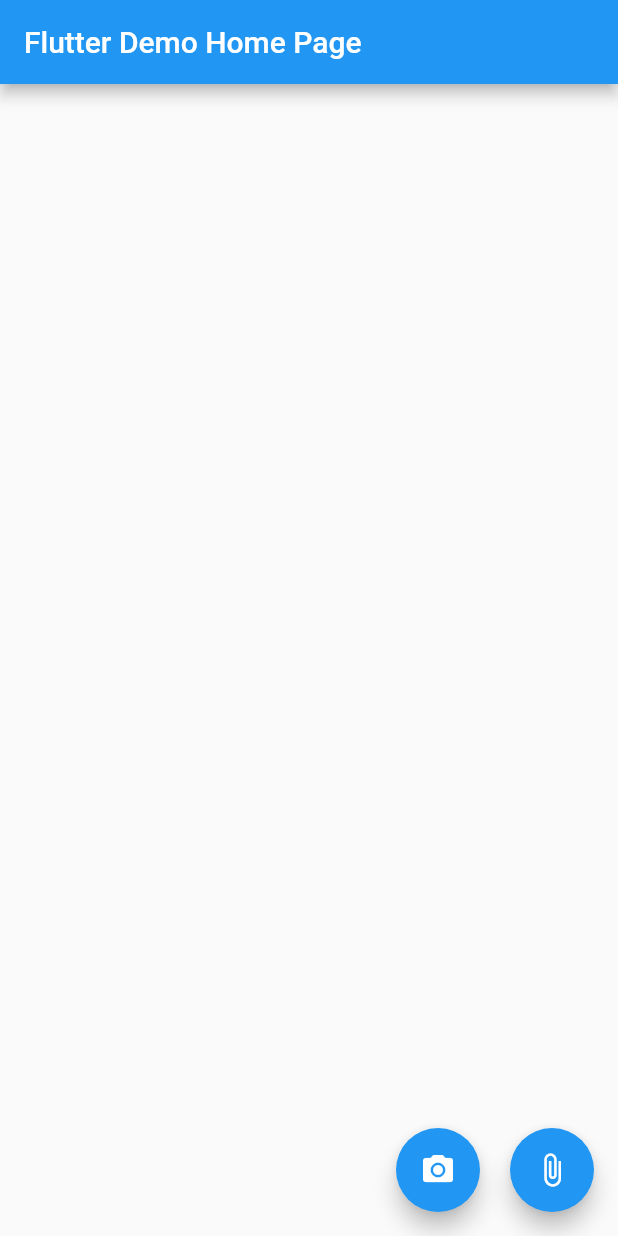
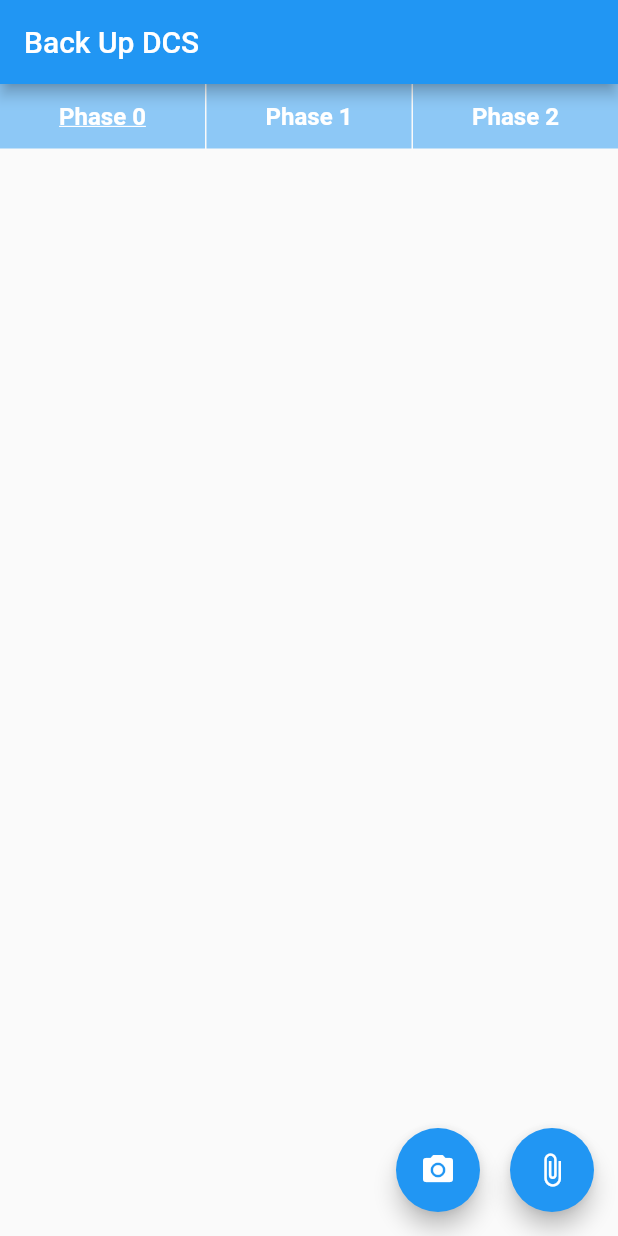
Before and after one commit to amirmm75/ocr_data_extractor, a Flutter app: the screen it shows after launch, on a phone screen of 412 x 824 dp. Run offline on Flutter 3.47's test engine with Material 2 defaults, Android fonts, the phone set to English and light mode, and no system bars; our stand-ins replace get, image_picker, string_validator; missing offline and left inert: camerakit, ocrkit, string_similarity.

```diff
--- /dev/null
+++ b/example/lib/classes.dart
@@ -0,0 +1,48 @@
+class BackUpOCRPassenger {
+  String fName = '';
+  String lName = '';
+  String name = '';
+  String seat = '';
+  int seq = 0;
+  String weight = '';
+  String count = '';
+  String bag = '';
+
+  BackUpOCRPassenger(
+      {required this.name,
+      required this.fName,
+      required this.lName,
+      required this.seat,
+      required this.seq,
+      required this.weight,
+      required this.count,
+      required this.bag});
+
+  BackUpOCRPassenger.fromJson(Map<String, dynamic> json) {
+    name = json["FullName"];
+    fName = json["FirstName"];
+    lName = json["LastName"];
+    seat = json["Seat"];
+    seq = int.tryParse(json["Seq"].toString()) ?? 0;
+    weight = json["Weight"];
+    count = json["Count"];
+    bag = "${json["Count"]}/${json["Weight"]}";
+  }
+
+  Map<String, dynamic> toJson() {
+    final Map<String, dynamic> data = <String, dynamic>{};
+    data['FirstName'] = fName;
+    data['LastName'] = lName;
+    data['FullName'] = name;
+    data['Seat'] = seat;
+    data['Seq'] = seq;
+    data['Weight'] = weight;
+    data['Count'] = count;
+    return data;
+  }
+
+  @override
+  String toString() {
+    return "$name--Seat:$seat--Seq:${seq.toString()}--Bag:$bag";
+  }
+}
--- /dev/null
+++ b/example/lib/consts.dart
@@ -0,0 +1,159 @@
+class StaticLists {
+  StaticLists._();
+
+  static const List<String> names = [
+    "ALVES NOAH",
+    "AMATO ROSALIE",
+    "ANDRE ANA",
+    "BANDERAS LILIAN",
+    "BENEDETTI LUIS",
+    "BERNARD JACK",
+    "BERNARDI SEBASTIAN",
+    "BERTRAND MARIA",
+    "BIANCHI ELIJAH",
+    "BIANCO CHARLIE",
+    "BISHOP SARAH",
+    "BONNET MILA",
+    "BONNET GIORGIA",
+    "BROWN OLIVIA",
+    "BRUNO LOGAN",
+    "CAPUTO LEA",
+    "CARBONE RAMON",
+    "CLARK MELODY",
+    "CLARKE HUGO",
+    "COLOMBO MASON",
+    "CONTI EMMA",
+    "COPPOLA ALICE",
+    "COSTA ARTHUR",
+    "COSTA OLIVIA",
+    "DAMICO JAMES",
+    "DAVID EMILIA",
+    "DAVIES ELLA",
+    "DE ANGELIS CHARLOTTE",
+    "DE LUCA DANIEL",
+    "DE ROSA GABRIELLE",
+    "DUBOIS HARRY",
+    "DUPONT EMILY",
+    "DUPONT AURORA",
+    "DURAND WILLIAM",
+    "ESPOSITO BENJAMIN",
+    "EVANS ANNA",
+    "FABBRI BEATRICE",
+    "FARINA LIAM",
+    "FERNANDES ALEJANDRO",
+    "FERRARI OLIVER",
+    "FERRARO WILLIAM",
+    "FERREIRA LEO",
+    "FERRI OLIVIA",
+    "FIORE WIDELENE",
+    "FOSTER SANDRA",
+    "FOURNIER CAROLINA",
+    "FOURNIER AMELIA",
+    "FRANCOIS ALICE",
+    "GALLO MICHAEL",
+    "GARCIA HANNAH",
+    "GATTI ZOE",
+    "GELLER ROSS",
+    "GELLER MONICA",
+    "GIORDANO ISABELLA",
+    "GIRARD EVELYN",
+    "GIRARD BEATRIZ",
+    "GIULIANI VALENTINA",
+    "GOMES ALVARO",
+    "GONCALVES ADRIAN",
+    "GRASSI STEVENSON",
+    "GRASSO MIGUEL",
+    "GRECO ETHAN",
+    "GREEN LEONIE",
+    "GREEN MARIA",
+    "HALL ZLATA",
+    "HELLMUTH CHRISTOPHER",
+    "HILL ANGEL",
+    "HUDSON JOHN",
+    "JACK JONNY",
+    "JACKSON LUCAS",
+    "JESUS PABLO",
+    "JOHNSON AVA",
+    "JONES GRETA",
+    "LAMBERT ELIZABETH",
+    "LAMBERT GIUIA",
+    "LAURENT MARIA",
+    "LEE BOB",
+    "LEFEBVRE MIA",
+    "LEFEVRE SOFIA",
+    "LEROY SOPHIE",
+    "LOMBARDI CHARLOTTE",
+    "LOMBARDO LEA",
+    "LONG VISHA",
+    "LOPES DAVID",
+    "LUE CHIN",
+    "MANCINI AVA",
+    "MARINI EMMA",
+    "MARINO JACOB",
+    'MARQUES LIAM',
+    "MARTIN OLIVER",
+    "MARTINEZ ELLA",
+    "MARTINEZ MARTINA",
+    "MARTINO AGUSTÍN",
+    "MARTINS DANIEL",
+    'MAZZA SOFIA',
+    "MENDY THIAGO",
+    "MERCIER SOFIA",
+    "MERCIER ABIGAIL",
+    "MICHEL EMMA",
+    "MILLER ASHLEY",
+    "MONTI AGUSTÍN",
+    "MOREAU MARIE",
+    "MOREL HARPER",
+    "MOREL MARIANA",
+    "MORELLI DANIEL",
+    "NEGREANU TIM",
+    "NEGREDO DANIEL",
+    "OLIVEIRA LOUIS",
+    "PALUMBO SANTIAGO",
+    "PARISI FLORENCE",
+    "PELLEGRINI NOAH",
+    "PELLEGRINO XIMENA",
+    "PEREIRA GABRIEL",
+    "PETIT NOAH",
+    "RICCI ALEXANDER",
+    "RICHARD CHARLIE",
+    "RIZZI MARIA",
+    "RIZZO SOPHIA",
+    "ROBERT JACOB",
+    "ROBERTS VERONIKA",
+    "ROBINSON JESSICA",
+    "RODRIGUES HUGO",
+    "ROMANO LUCAS",
+    "ROSSI WILLIAM",
+    "ROUX MIA",
+    "ROUX MATILDE",
+    "RUSSO JAMES",
+    "SALA MATEO",
+    "SANNA MARIANA",
+    "SANTOS JULES",
+    "SILVA RAFAEL",
+    "SILVESTRI SEBASTIAN",
+    "SIMON SOPHIA",
+    'SMITH JOANNA',
+    "SMITH EMMA",
+    "SOUSA MARTIN",
+    "TAYLOR AMELIA",
+    "TESTA JAYDEN",
+    "THOMAS GEORGE",
+    "THOMPSON SOFIA",
+    "VALENTINI SANTIAGO",
+    "VINCENT LEONOR",
+    "WALKER ANASTASIA",
+    'WALSCH JIMMY',
+    "WHITE PETER",
+    "WHITE VIKTORIA",
+    "WILLIAMS EMILY",
+    "WILSON ISLA",
+    'WOOD SOLOMIA',
+    'WOOD MARTY',
+    "WRIGHT ISABELLA",
+    "YANG RUBY",
+    "YOUNG MIA"
+  ];
+}
--- a/example/lib/main.dart
+++ b/example/lib/main.dart
@@ -1,9 +1,11 @@
 import 'package:camerakit/CameraKitController.dart';
 import 'package:camerakit/CameraKitView.dart';
+import 'package:example/consts.dart';
 import 'package:flutter/material.dart';
 import 'package:get/get.dart';
 import 'package:image_picker/image_picker.dart';
 import 'package:ocr_data_extractor/ocr_data_extractor.dart';
+import 'classes.dart';
 
 void main() {
   runApp(const MyApp());
@@ -19,7 +21,7 @@ class MyApp extends StatelessWidget {
       theme: ThemeData(
         primarySwatch: Colors.blue,
       ),
-      home: const MyTestPage(title: 'Flutter Demo Home Page'),
+      home: const MyTestPage(title: 'Back Up DCS'),
     );
   }
 }
@@ -34,76 +36,117 @@ class MyTestPage extends StatefulWidget {
 
 class _MyTestPageState extends State<MyTestPage> {
   final ImagePicker _picker = ImagePicker();
-  String body = '';
-  List<String> names = [
-    'negredo daniel',
-    'roux matilde',
-    'rizzo sophia',
-    'richard charlie',
-    'pellegrino ximena',
-    'pellegrini noah',
-    'morelli daniel',
-    'mancini ava',
-    'morel mariana',
-    'alves noah',
-    'amato rosalie',
-    'banderas lilian',
-    'bianchi elijah',
-    "RODRIGUES HUGO",
-    "FERREIRA LEO",
-    "JESUS PABLO",
-    "BIANCO CHARLIE",
-    "BROWN OLIVIA",
-    "BONNET GIORGIA",
-    "BONNET MILA",
-    "BERTRAND MARIA",
-    "BERNARD JACK",
-    "ANDRE ANA",
-    "Aref Alizadeh",
-    "Bruno Logan",
-    "CLARKE HUGO",
-    "SARAH BISHOP",
-    "SOUSA MARTIN",
-    "PEREIRA GABRIEL",
-  ];
+  bool loading = false;
+  int selected = 0;
+  List<String> results = ['', '', ''];
 
-  Future<void> _getNumbers() async {
-    setState(() => body = '');
-    final pickedFile = await _picker.getImage(source: ImageSource.gallery, imageQuality: 50);
-    List<String> numbers = await OCRController().getNumberList(pickedFile!.path);
-    setState(() => body = OCRController().sortedResult);
-  }
+  // Future<void> _getNumbers() async {
+  //   setState(() => loading = true);
+  //   final pickedFile = await _picker.getImage(source: ImageSource.gallery, imageQuality: 50);
+  //   List<String> numbers = await OCRController().getNumberList(pickedFile!.path);
+  //   setState(() => loading = false);
+  // }
 
-  Future<void> _getNames() async {
-    setState(() => body = '');
-    final pickedFile = await _picker.getImage(source: ImageSource.gallery, imageQuality: 50);
-    print("path is : ${pickedFile!.path}");
-    dynamic passengers = await OCRController().getNamesList(pickedFile.path, names, 2);
-    setState(() => body = OCRController().sortedResult);
-  }
+  // Future<void> _getNames() async {
+  //   setState(() => loading = true);
+  //   final pickedFile = await _picker.getImage(source: ImageSource.gallery, imageQuality: 50);
+  //   // print("path is : ${pickedFile!.path}");
+  //   dynamic passengers = await OCRController().getNamesList(pickedFile!.path, StaticLists.names, 2);
+  //   setState(() => loading = false);
+  // }
 
   Future<void> _getPassengers() async {
-    setState(() => body = '');
+    setState(() => loading = true);
     final pickedFile = await _picker.getImage(source: ImageSource.gallery, imageQuality: 50);
-    print("path is : ${pickedFile!.path}");
-    dynamic passengers = await OCRController().getPassengerList(pickedFile.path, names);
-    setState(() => body = OCRController().sortedResult);
+    // print("path is : ${pickedFile!.path}");
+    List<Map<String, dynamic>> passengers =
+        await OCRController().getPassengerList(pickedFile!.path, StaticLists.names);
+    results = [OCRController().googleText, OCRController().sortedResult, passengers.join("\n")];
+    setState(() => loading = false);
   }
 
   Future<void> _takePicture() async {
-    setState(() => body = '');
-    String? path = await Navigator.of(context).push(MaterialPageRoute(builder: (context) => _TakePicture()));
+    setState(() => loading = true);
+    String? path =
+        await Navigator.of(context).push(MaterialPageRoute(builder: (context) => const _TakePicture()));
     if (path?.isNotEmpty ?? false) {
-      dynamic passengers = await OCRController().getPassengerList(path!, names);
-      setState(() => body = OCRController().sortedResult);
+      List<Map<String, dynamic>> passengers =
+          await OCRController().getPassengerList(path!, StaticLists.names);
+      List<BackUpOCRPassenger> data = passengers.map((e) => BackUpOCRPassenger.fromJson(e)).toList();
+      results = [OCRController().googleText, OCRController().sortedResult, data.join("\n")];
     }
+    setState(() => loading = false);
   }
 
   @override
   Widget build(BuildContext context) {
     return Scaffold(
       appBar: AppBar(title: Text(widget.title)),
-      body: Container(padding: const EdgeInsets.all(20), child: SingleChildScrollView(child: Text(body))),
+      body: loading
+          ? const Center(child: CircularProgressIndicator(color: Colors.blue))
+          : Column(
+              crossAxisAlignment: CrossAxisAlignment.start,
+              children: [
+                Row(children: [
+                  Expanded(
+                    child: InkWell(
+                      child: Container(
+                        padding: const EdgeInsets.all(12),
+                        alignment: Alignment.center,
+                        color: Colors.blue.withOpacity(0.5),
+                        child: Text("Phase 0",
+                            style: TextStyle(
+                                color: Colors.white,
+                                fontWeight: FontWeight.bold,
+                                fontSize: 16,
+                                decoration: 0 == selected ? TextDecoration.underline : TextDecoration.none)),
+                      ),
+                      onTap: () => setState(() => selected = 0),
+                    ),
+                  ),
+                  const VerticalDivider(color: Colors.white, width: 1, thickness: 1),
+                  Expanded(
+                    child: InkWell(
+                      child: Container(
+                        padding: const EdgeInsets.all(12),
+                        alignment: Alignment.center,
+                        color: Colors.blue.withOpacity(0.5),
+                        child: Text("Phase 1",
+                            style: TextStyle(
+                                color: Colors.white,
+                                fontWeight: FontWeight.bold,
+                                fontSize: 16,
+                                decoration: 1 == selected ? TextDecoration.underline : TextDecoration.none)),
+                      ),
+                      onTap: () => setState(() => selected = 1),
+                    ),
+                  ),
+                  const VerticalDivider(color: Colors.white, width: 1, thickness: 1),
+                  Expanded(
+                    child: InkWell(
+                      child: Container(
+                        padding: const EdgeInsets.all(12),
+                        alignment: Alignment.center,
+                        color: Colors.blue.withOpacity(0.5),
+                        child: Text("Phase 2",
+                            style: TextStyle(
+                                color: Colors.white,
+                                fontWeight: FontWeight.bold,
+                                fontSize: 16,
+                                decoration: 2 == selected ? TextDecoration.underline : TextDecoration.none)),
+                      ),
+                      onTap: () => setState(() => selected = 2),
+                    ),
+                  ),
+                ]),
+                Expanded(
+                  child: Container(
+                    padding: const EdgeInsets.all(20),
+                    child: SingleChildScrollView(child: Text(results[selected])),
+                  ),
+                ),
+              ],
+            ),
       floatingActionButton: Row(
         children: [
           const Spacer(),
--- a/lib/classes.dart
+++ b/lib/classes.dart
@@ -52,7 +52,7 @@ class Line {
   @override
   String toString() {
     // return "$text--0:[x: ${cornerList![0].x.toString()}, y:${cornerList![0].y.toString()}]--2:[x: ${cornerList![2].x.toString()}, y:${cornerList![2].y.toString()}]";
-    return "$text";
+    return "(${cornerList![0].y.toStringAsFixed(2)})$text";
   }
 }
 
--- a/pubspec.yaml
+++ b/pubspec.yaml
@@ -1,6 +1,6 @@
 name: ocr_data_extractor
 description: A Flutter package uses ocrkit for processing output. Image texts extracted and processed to return the special data wanted. Just pass the image path to the chosen function.
-version: 0.0.9
+version: 0.0.10
 homepage: https://github.com/amirmm75/ocr_data_extractor
 
 environment:
```
Also changed, not shown: lib/ocr_data_extractor.dart (+71 -9 lines), example/pubspec.lock, 24 other files.
